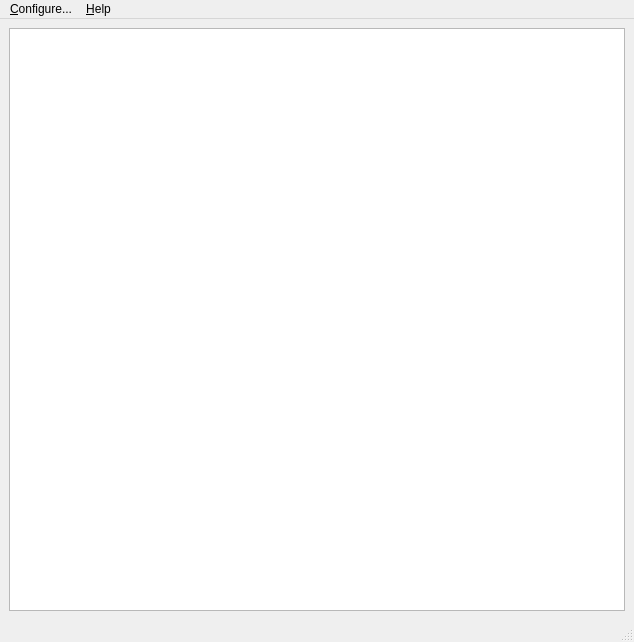
Before: the Qt Designer form nextShows/src/ui/mainwindow.ui in gilcn/nextshows, drawn with Qt 5.
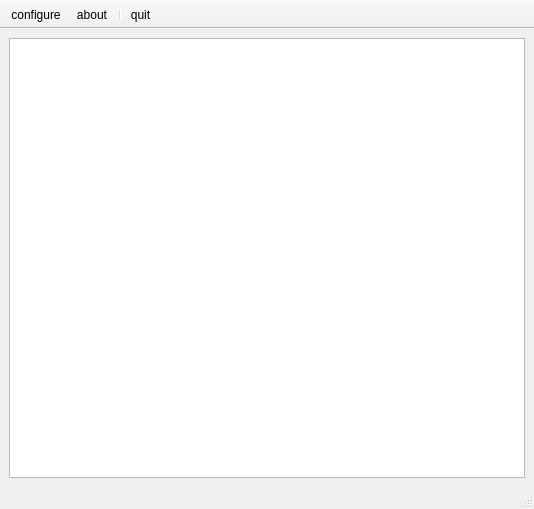
After: the same form once the commit is applied. Icons and pictures are not drawn.

Commit message: - Replace menubar with a toolbar - added config dialog

The edit to the form file:
```diff
--- a/nextShows/src/ui/mainwindow.ui
+++ b/nextShows/src/ui/mainwindow.ui
@@ -5,8 +5,8 @@
    <rect>
     <x>0</x>
     <y>0</y>
-    <width>634</width>
-    <height>642</height>
+    <width>534</width>
+    <height>509</height>
    </rect>
   </property>
   <property name="windowTitle" >
@@ -29,33 +29,62 @@
     </item>
    </layout>
   </widget>
-  <widget class="QMenuBar" name="menubar" >
-   <property name="geometry" >
-    <rect>
-     <x>0</x>
-     <y>0</y>
-     <width>634</width>
-     <height>28</height>
-    </rect>
-   </property>
-   <widget class="QMenu" name="menuConfigure" >
-    <property name="title" >
-     <string>&amp;Configure...</string>
-    </property>
-   </widget>
-   <widget class="QMenu" name="menuHelp" >
-    <property name="title" >
-     <string>&amp;Help</string>
-    </property>
-    <addaction name="action_About" />
-   </widget>
-   <addaction name="menuConfigure" />
-   <addaction name="menuHelp" />
-  </widget>
   <widget class="QStatusBar" name="statusbar" />
-  <action name="action_About" >
+  <widget class="QToolBar" name="toolBar" >
+   <property name="windowTitle" >
+    <string>toolBar</string>
+   </property>
+   <property name="movable" >
+    <bool>false</bool>
+   </property>
+   <property name="iconSize" >
+    <size>
+     <width>24</width>
+     <height>24</height>
+    </size>
+   </property>
+   <property name="toolButtonStyle" >
+    <enum>Qt::ToolButtonTextBesideIcon</enum>
+   </property>
+   <property name="floatable" >
+    <bool>false</bool>
+   </property>
+   <attribute name="toolBarArea" >
+    <enum>TopToolBarArea</enum>
+   </attribute>
+   <attribute name="toolBarBreak" >
+    <bool>false</bool>
+   </attribute>
+   <addaction name="actionConfigure" />
+   <addaction name="actionAbout" />
+   <addaction name="separator" />
+   <addaction name="actionQuit" />
+  </widget>
+  <action name="actionConfigure" >
+   <property name="icon" >
+    <iconset resource="../pics/nextshows.qrc" >
+     <normaloff>:/images/icons/configure.png</normaloff>:/images/icons/configure.png</iconset>
+   </property>
    <property name="text" >
-    <string>&amp;About...</string>
+    <string>configure</string>
+   </property>
+  </action>
+  <action name="actionAbout" >
+   <property name="icon" >
+    <iconset resource="../pics/nextshows.qrc" >
+     <normaloff>:/images/icons/help-about.png</normaloff>:/images/icons/help-about.png</iconset>
+   </property>
+   <property name="text" >
+    <string>about</string>
+   </property>
+  </action>
+  <action name="actionQuit" >
+   <property name="icon" >
+    <iconset resource="../pics/nextshows.qrc" >
+     <normaloff>:/images/icons/exit.png</normaloff>:/images/icons/exit.png</iconset>
+   </property>
+   <property name="text" >
+    <string>quit</string>
    </property>
   </action>
  </widget>
```
Left out of the diff: 4 changed lines with no effect on the pictures. The commit also changes 8 other files.
